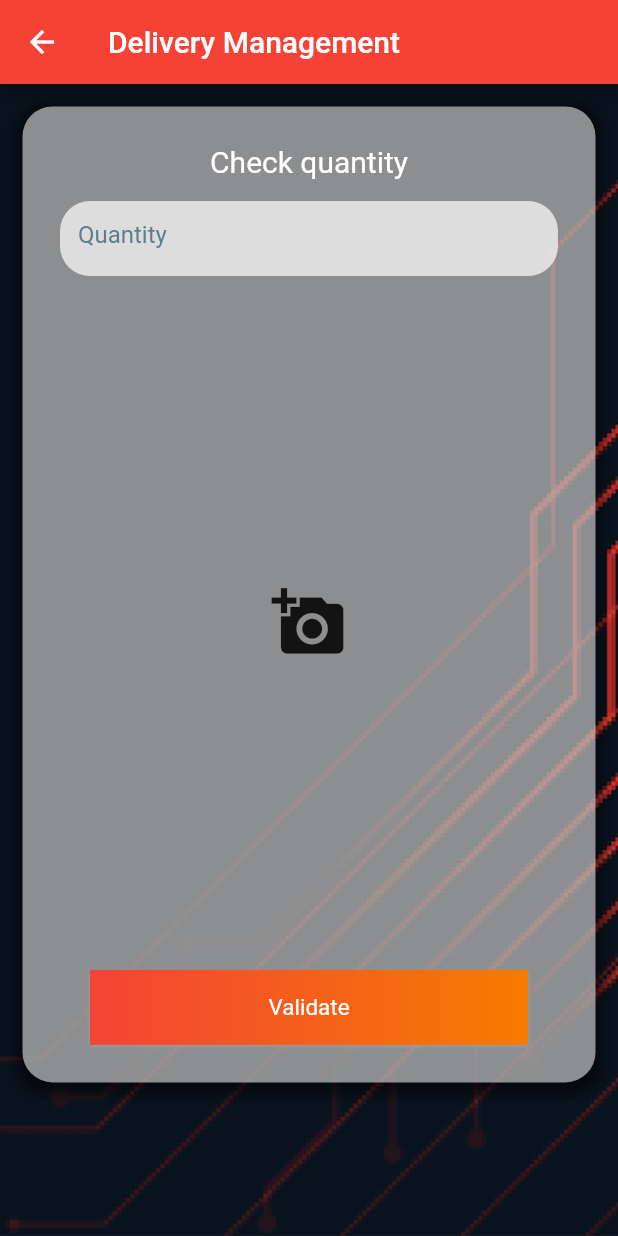
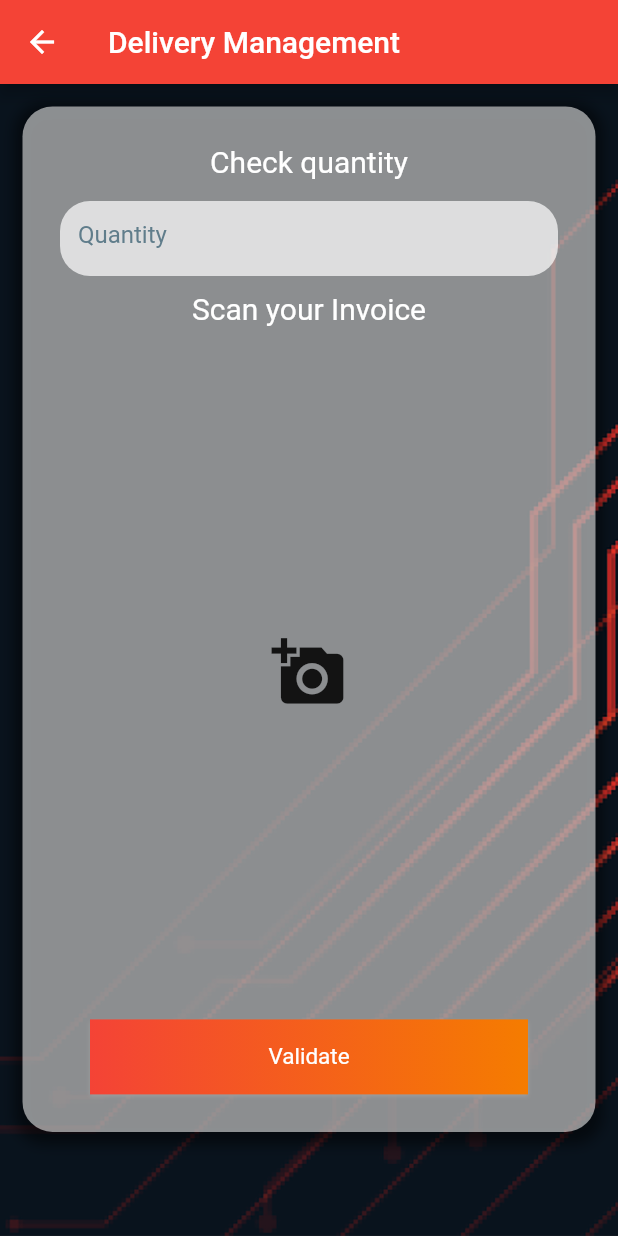
Before and after one commit to UshanFernando/Procurements-for-Construction-Industry, a Flutter app: the DeliveryValidate screen opened directly, on a phone screen of 412 x 824 dp. Run offline on Flutter 3.47's test engine with Material 2 defaults, Android fonts, the phone set to English and light mode, and no system bars; our stand-ins replace cloud_firestore, datetime_picker_formfield, firebase_storage, image_picker; missing offline and left inert: horizontal_data_table; accounts and stored records are empty.

```diff
--- a/lib/Screens/DeliveryValidate.dart
+++ b/lib/Screens/DeliveryValidate.dart
@@ -38,7 +38,9 @@ class _DeliveryValidateState extends State<DeliveryValidate> {
     final pickedFile = await picker.getImage(source: ImageSource.camera);
 
     setState(() {
-      _imageFile = File(pickedFile.path);
+      if (pickedFile != null) {
+        _imageFile = File(pickedFile.path);
+      }
     });
   }
 
@@ -129,6 +131,17 @@ class _DeliveryValidateState extends State<DeliveryValidate> {
                         ),
                       ),
                       SizedBox(height: 10),
+                      Container(
+                        margin: EdgeInsets.only(bottom: 10),
+                        child: Text(
+                          "Scan your Invoice",
+                          textAlign: TextAlign.left,
+                          style: TextStyle(
+                            color: Colors.white,
+                            fontSize: 20,
+                          ),
+                        ),
+                      ),
                       Container(
                         height: height * (2.1 / 4),
                         child: Expanded(
--- a/lib/main.dart
+++ b/lib/main.dart
@@ -39,7 +39,7 @@ class MyApp extends StatelessWidget {
               create: (context) => firestoreService.getRequsitions()),
           StreamProvider(
               create: (context) => firestoreService.getSupplierQuatations()),
-                        StreamProvider(
+          StreamProvider(
               create: (context) => firestoreService.getPurchaseOrders()),
         ],
         child: MaterialApp(
@@ -60,7 +60,7 @@ class MyApp extends StatelessWidget {
               fillColor: Colors.white70,
             ),
           ),
-          home: DeliveryHome(),
+          home: DeliveryValidate(),
         ));
   }
 }
```
Also changed, not shown: lib/Providers/DeliveryManagerProvider.dart (+22 -1 lines), lib/Screens/DeliveryPayment.dart (+11 -16 lines), lib/Screens/DeliveryReconciliate.dart (+18 -8 lines), pubspec.lock.
